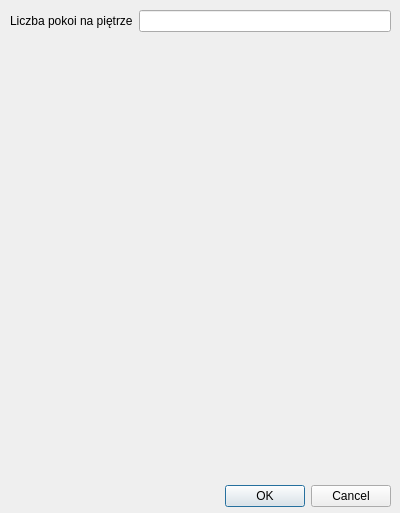
The window that modifyfloorwindow.ui (merito/kwatermistrz4000) describes before a commit, drawn with Qt 5.
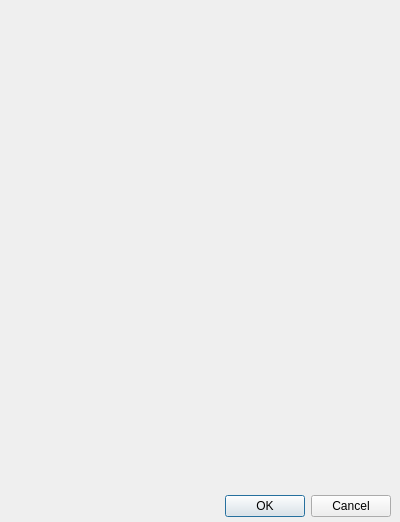
The same window after the commit.

Diff of the .ui file:
```diff
--- a/modifyfloorwindow.ui
+++ b/modifyfloorwindow.ui
@@ -7,7 +7,7 @@
     <x>0</x>
     <y>0</y>
     <width>400</width>
-    <height>513</height>
+    <height>522</height>
    </rect>
   </property>
   <property name="windowTitle">
@@ -17,7 +17,7 @@
    <property name="geometry">
     <rect>
      <x>50</x>
-     <y>480</y>
+     <y>490</y>
      <width>341</width>
      <height>32</height>
     </rect>
@@ -29,35 +29,13 @@
     <set>QDialogButtonBox::Cancel|QDialogButtonBox::Ok</set>
    </property>
   </widget>
-  <widget class="QWidget" name="formLayoutWidget">
-   <property name="geometry">
-    <rect>
-     <x>10</x>
-     <y>10</y>
-     <width>381</width>
-     <height>31</height>
-    </rect>
-   </property>
-   <layout class="QFormLayout" name="formLayout">
-    <item row="0" column="0">
-     <widget class="QLabel" name="label">
-      <property name="text">
-       <string>Liczba pokoi na piętrze</string>
-      </property>
-     </widget>
-    </item>
-    <item row="0" column="1">
-     <widget class="QLineEdit" name="lineEdit"/>
-    </item>
-   </layout>
-  </widget>
   <widget class="QWidget" name="formLayoutWidget_2">
    <property name="geometry">
     <rect>
      <x>10</x>
-     <y>50</y>
+     <y>10</y>
      <width>381</width>
-     <height>421</height>
+     <height>471</height>
     </rect>
    </property>
    <layout class="QFormLayout" name="formLayout_2"/>
```
